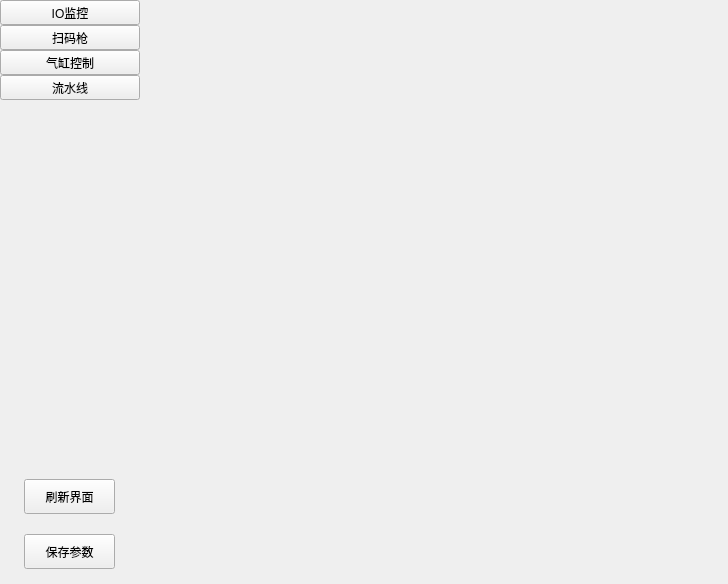
This is VISFrameView_AirtightDevice/Plugins/PluginManualDebug/WidgetManualDebug.ui in IPX-192/haoen as Qt 5 draws it before an edit. The edited form follows.
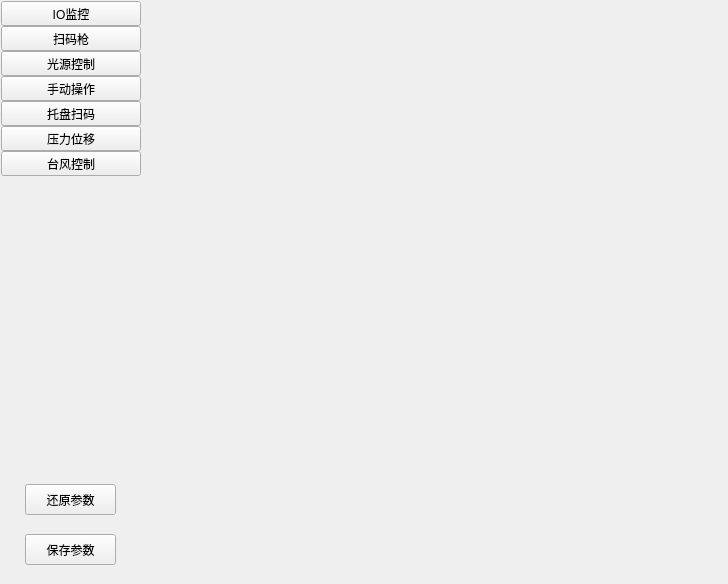
This is the edited form. Custom widgets are drawn as their Qt base class.

Diff of the .ui file:
```diff
--- a/VISFrameView_AirtightDevice/Plugins/PluginManualDebug/WidgetManualDebug.ui
+++ b/VISFrameView_AirtightDevice/Plugins/PluginManualDebug/WidgetManualDebug.ui
@@ -15,13 +15,13 @@
   </property>
   <layout class="QHBoxLayout" name="horizontalLayout">
    <property name="leftMargin">
-    <number>0</number>
+    <number>1</number>
    </property>
    <property name="topMargin">
-    <number>0</number>
+    <number>1</number>
    </property>
    <property name="rightMargin">
-    <number>0</number>
+    <number>6</number>
    </property>
    <property name="bottomMargin">
     <number>0</number>
@@ -30,7 +30,7 @@
     <widget class="QWidget" name="widgetLeftBar" native="true">
      <property name="minimumSize">
       <size>
-       <width>140</width>
+       <width>120</width>
        <height>0</height>
       </size>
      </property>
@@ -91,7 +91,7 @@
          </sizepolicy>
         </property>
         <property name="text">
-         <string>气缸控制</string>
+         <string>光源控制</string>
         </property>
        </widget>
       </item>
@@ -104,7 +104,46 @@
          </sizepolicy>
         </property>
         <property name="text">
-         <string>流水线</string>
+         <string>手动操作</string>
+        </property>
+       </widget>
+      </item>
+      <item>
+       <widget class="QToolButton" name="btnTrayScan_5">
+        <property name="sizePolicy">
+         <sizepolicy hsizetype="Expanding" vsizetype="Fixed">
+          <horstretch>0</horstretch>
+          <verstretch>0</verstretch>
+         </sizepolicy>
+        </property>
+        <property name="text">
+         <string>托盘扫码</string>
+        </property>
+       </widget>
+      </item>
+      <item>
+       <widget class="QToolButton" name="btnPressDisp_6">
+        <property name="sizePolicy">
+         <sizepolicy hsizetype="Expanding" vsizetype="Fixed">
+          <horstretch>0</horstretch>
+          <verstretch>0</verstretch>
+         </sizepolicy>
+        </property>
+        <property name="text">
+         <string>压力位移</string>
+        </property>
+       </widget>
+      </item>
+      <item>
+       <widget class="QToolButton" name="btnTyphoon_7">
+        <property name="sizePolicy">
+         <sizepolicy hsizetype="Expanding" vsizetype="Fixed">
+          <horstretch>0</horstretch>
+          <verstretch>0</verstretch>
+         </sizepolicy>
+        </property>
+        <property name="text">
+         <string>台风控制</string>
         </property>
        </widget>
       </item>
@@ -139,13 +178,13 @@
          <property name="geometry">
           <rect>
            <x>24</x>
-           <y>5</y>
+           <y>10</y>
            <width>91</width>
-           <height>35</height>
+           <height>31</height>
           </rect>
          </property>
          <property name="text">
-          <string>刷新界面</string>
+          <string>还原参数</string>
          </property>
         </widget>
         <widget class="QPushButton" name="btnSaveParam">
@@ -154,7 +193,7 @@
            <x>24</x>
            <y>60</y>
            <width>91</width>
-           <height>35</height>
+           <height>31</height>
           </rect>
          </property>
          <property name="text">
```
Left out of the diff: 10 changed lines with no effect on the pictures.
